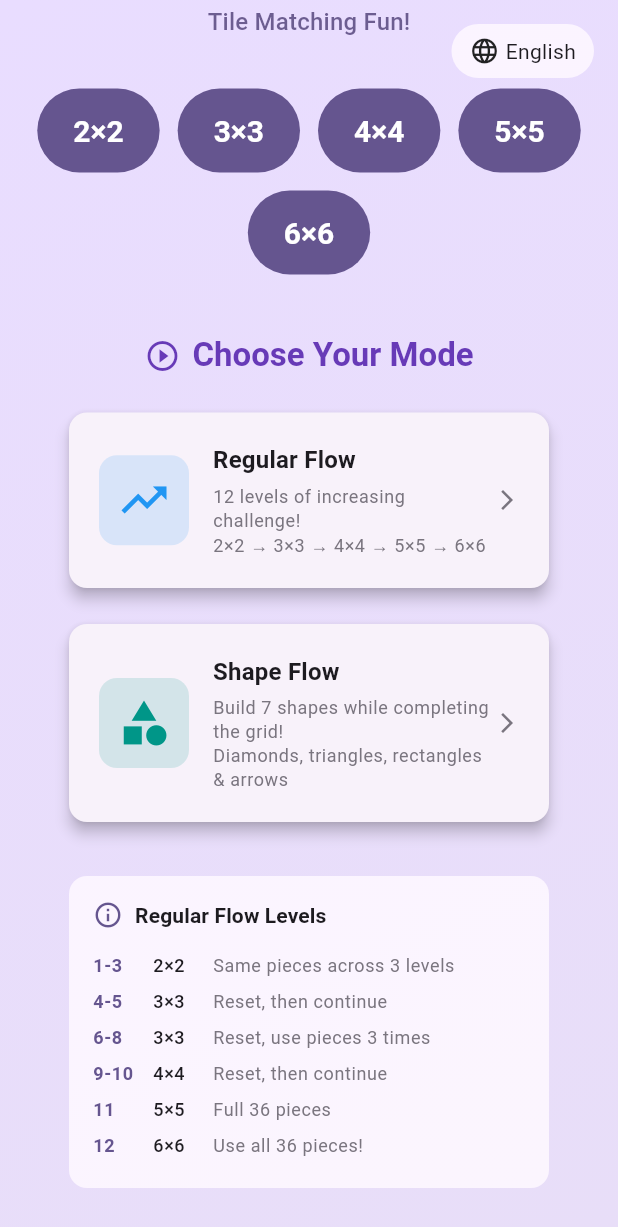
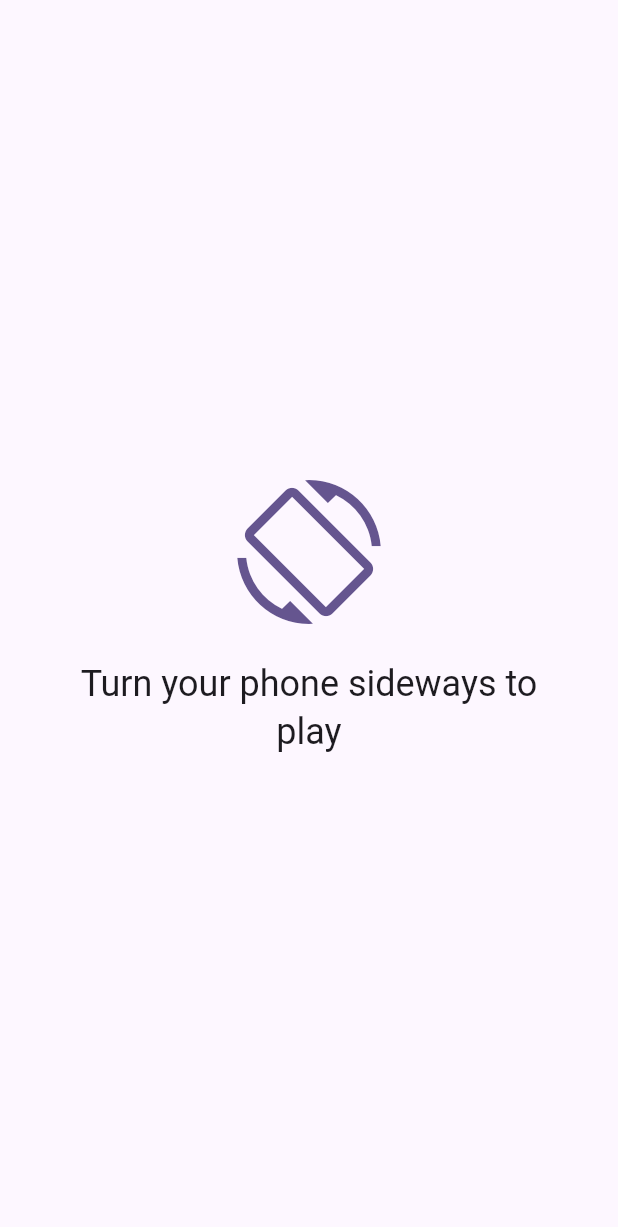
Before and after one commit to Balinti/carpet_game, a Flutter app: the screen it shows after launch, scrolled down 173 dp, on a phone screen of 412 x 824 dp. Shown: the top 1227 px of the screen. Run offline on Flutter 3.47's test engine with Material 3 defaults, Android fonts, the phone set to English and light mode, and no system bars; our stand-ins replace shared_preferences.

Commit message:
Landscape only again; drag a placed piece back onto the Builder tray
- Portrait screens show the 'turn your phone sideways' cover (no skip button).
- GameState.returnTileToHand: piece leaves the board, returns to the tray.

Co-Authored-By: Claude Opus 5.5 <noreply@anthropic.com>

```diff
--- a/lib/main.dart
+++ b/lib/main.dart
@@ -68,7 +68,7 @@ class _CarpetGameAppState extends State<CarpetGameApp> {
         builder: (context, child) {
           return Directionality(
             textDirection: _localeProvider.textDirection,
-            child: child!,
+            child: _RotatePhoneGate(child: child!),
           );
         },
         home: HomeScreen(key: ValueKey(_localeProvider.language)),
@@ -99,3 +99,49 @@ class LocaleProviderScope extends InheritedWidget {
     return true;
   }
 }
+
+/// The game is played in landscape only: a portrait screen is covered by a
+/// "turn your phone sideways" message. The game stays mounted underneath.
+class _RotatePhoneGate extends StatelessWidget {
+  final Widget child;
+
+  const _RotatePhoneGate({required this.child});
+
+  @override
+  Widget build(BuildContext context) {
+    final size = MediaQuery.sizeOf(context);
+    final isPortrait = size.height > size.width;
+    final colors = Theme.of(context).colorScheme;
+    return Stack(
+      children: [
+        child,
+        if (isPortrait)
+          Positioned.fill(
+            child: Material(
+              color: colors.surface,
+              child: SafeArea(
+                child: Center(
+                  child: Padding(
+                    padding: const EdgeInsets.all(32),
+                    child: Column(
+                      mainAxisSize: MainAxisSize.min,
+                      children: [
+                        Icon(Icons.screen_rotation,
+                            size: 96, color: colors.primary),
+                        const SizedBox(height: 24),
+                        Text(
+                          AppLocalizations.of(context).rotatePhone,
+                          textAlign: TextAlign.center,
+                          style: Theme.of(context).textTheme.headlineSmall,
+                        ),
+                      ],
+                    ),
+                  ),
+                ),
+              ),
+            ),
+          ),
+      ],
+    );
+  }
+}
--- a/lib/screens/game_screen.dart
+++ b/lib/screens/game_screen.dart
@@ -276,6 +276,7 @@ class _GameScreenState extends State<GameScreen>
                   selectedTileId: _gameState.selectedTile?.id,
                   onRotateLeft: _gameState.rotateSelectedTileCounterClockwise,
                   onRotateRight: _gameState.rotateSelectedTile,
+                  onReturnFromBoard: _gameState.returnTileToHand,
                 ),
               ),
             );
```
Also changed, not shown: lib/game/game_state.dart (+15 -0 lines), lib/widgets/player_hand.dart (+21 -1 lines).
